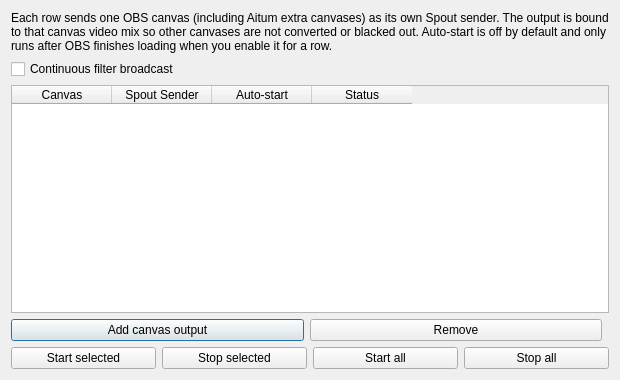
KaleidoVR/KaliSpout2, file source/ui/win-spout-output-settings.ui: the form before one commit.
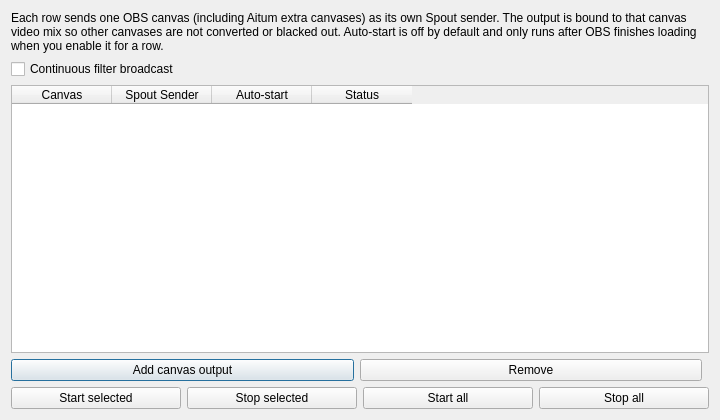
The form after the commit.

Commit message:
Fix clipped Canvas combo and match output settings sizing for 1.12.6.
Drop padded wrappers/fixed heights that overflowed table cells, let Canvas
and Spout Sender fill the same row, widen the dialog, and lock Auto-start/
Status column widths with centered headers.

```diff
--- a/source/ui/win-spout-output-settings.ui
+++ b/source/ui/win-spout-output-settings.ui
@@ -9,10 +9,16 @@
 			<rect>
 				<x>0</x>
 				<y>0</y>
-				<width>620</width>
-				<height>380</height>
+				<width>720</width>
+				<height>420</height>
 			</rect>
 		</property>
+		<property name="minimumSize">
+			<size>
+				<width>720</width>
+				<height>400</height>
+			</size>
+		</property>
 		<property name="windowTitle">
 			<string>KaliSpout2 Output Settings</string>
 		</property>
```
The commit also changes 2 other files.
